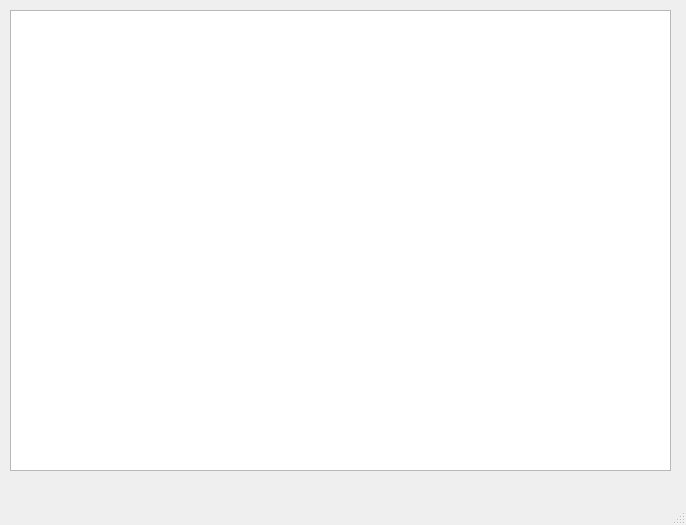
Above: main.ui from sashkosashko/espresso before the change. Below: the same form after it.
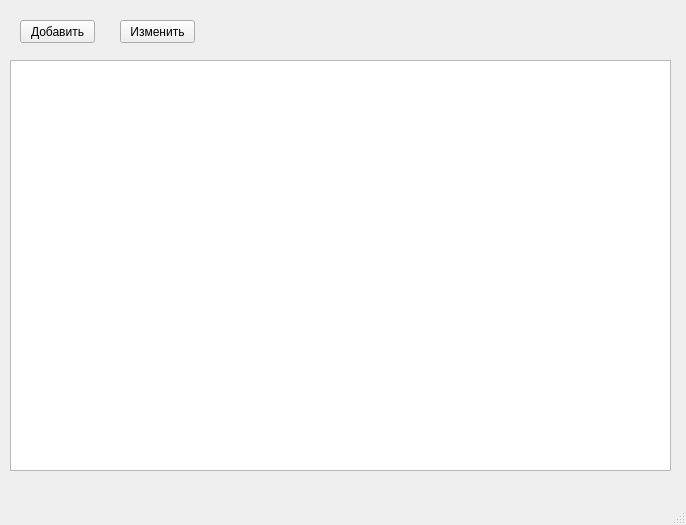
That is the form after the change.

```diff
--- a/main.ui
+++ b/main.ui
@@ -18,12 +18,51 @@
     <property name="geometry">
      <rect>
       <x>10</x>
-      <y>10</y>
+      <y>60</y>
       <width>661</width>
-      <height>461</height>
+      <height>411</height>
      </rect>
     </property>
    </widget>
+   <widget class="QPushButton" name="addbtn">
+    <property name="geometry">
+     <rect>
+      <x>20</x>
+      <y>20</y>
+      <width>75</width>
+      <height>23</height>
+     </rect>
+    </property>
+    <property name="text">
+     <string>Добавить</string>
+    </property>
+   </widget>
+   <widget class="QPushButton" name="changebtn">
+    <property name="geometry">
+     <rect>
+      <x>120</x>
+      <y>20</y>
+      <width>75</width>
+      <height>23</height>
+     </rect>
+    </property>
+    <property name="text">
+     <string>Изменить</string>
+    </property>
+   </widget>
+   <widget class="QLabel" name="label">
+    <property name="geometry">
+     <rect>
+      <x>230</x>
+      <y>12</y>
+      <width>421</width>
+      <height>31</height>
+     </rect>
+    </property>
+    <property name="text">
+     <string/>
+    </property>
+   </widget>
   </widget>
   <widget class="QMenuBar" name="menubar">
    <property name="geometry">
```
